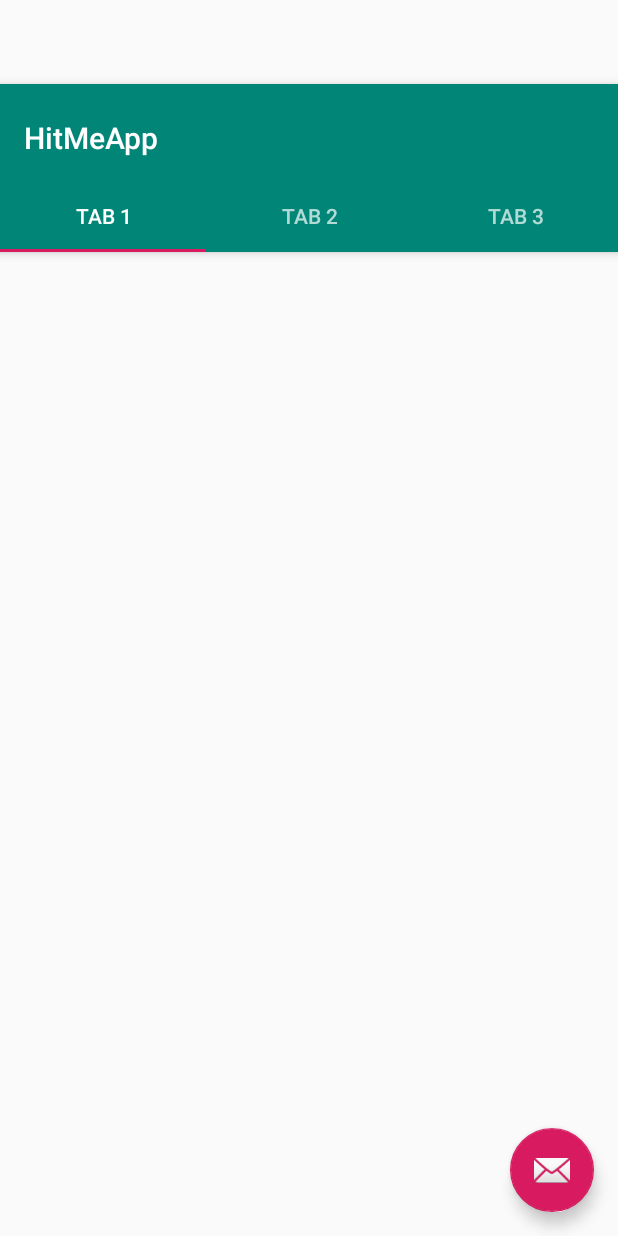
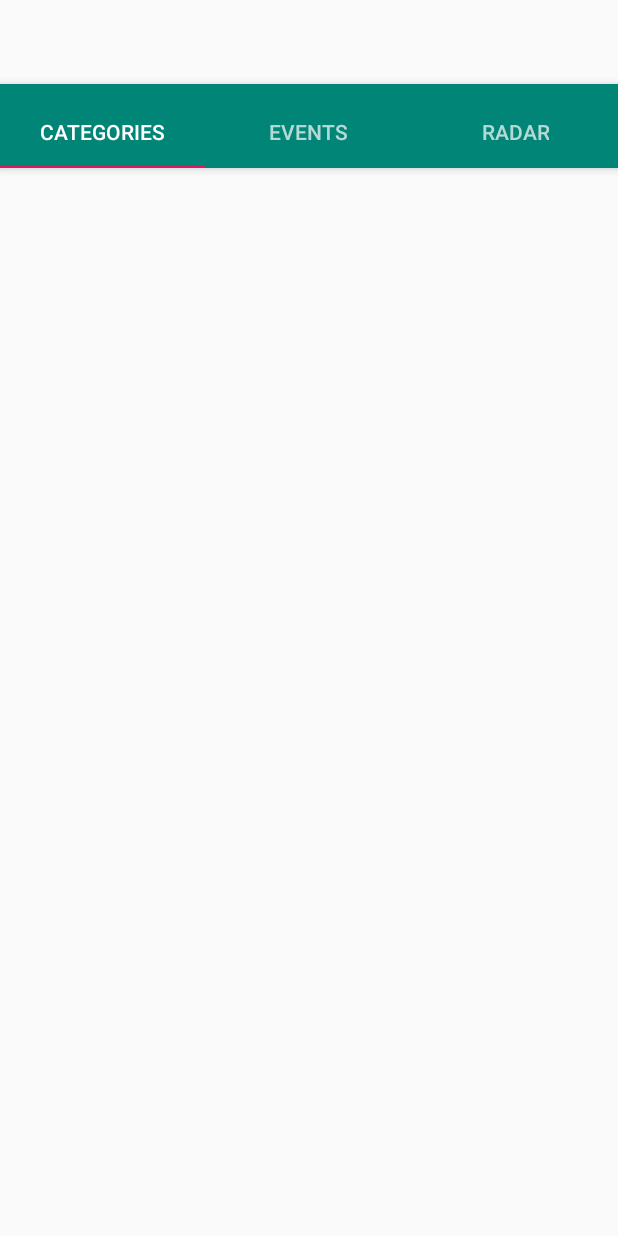
Before and after one commit to ferranramirez/hitmeapp-app, an Android app: the layout activity_main.xml on its own in the app's theme, with its tools: preview values and no code run, on a phone screen of 412 x 824 dp. Run offline under Robolectric (Android 15) with nearby library versions, the phone set to English and light mode, and no system bars.

```diff
--- a/app/build.gradle
+++ b/app/build.gradle
@@ -21,6 +21,7 @@ android {
 dependencies {
     implementation fileTree(dir: 'libs', include: ['*.jar'])
     implementation 'com.android.support:appcompat-v7:28.0.0'
+    implementation 'com.google.android.gms:play-services-maps:15.0.1'
     implementation 'com.android.support:design:28.0.0'
     implementation 'com.android.support.constraint:constraint-layout:1.1.3'
     testImplementation 'junit:junit:4.12'
--- a/app/src/main/res/layout/activity_main.xml
+++ b/app/src/main/res/layout/activity_main.xml
@@ -14,18 +14,6 @@
         android:layout_height="wrap_content"
         android:paddingTop="@dimen/appbar_padding_top"
         android:theme="@style/AppTheme.AppBarOverlay">
-
-        <android.support.v7.widget.Toolbar
-            android:id="@+id/toolbar"
-            android:layout_width="match_parent"
-            android:layout_height="?attr/actionBarSize"
-            android:layout_weight="1"
-            android:background="?attr/colorPrimary"
-            app:layout_scrollFlags="scroll|enterAlways"
-            app:popupTheme="@style/AppTheme.PopupOverlay"
-            app:title="@string/app_name">
-
-        </android.support.v7.widget.Toolbar>
 
         <android.support.design.widget.TabLayout
             android:id="@+id/tabs"
@@ -59,12 +47,4 @@
         android:layout_height="match_parent"
         app:layout_behavior="@string/appbar_scrolling_view_behavior" />
 
-    <android.support.design.widget.FloatingActionButton
-        android:id="@+id/fab"
-        android:layout_width="wrap_content"
-        android:layout_height="wrap_content"
-        android:layout_gravity="end|bottom"
-        android:layout_margin="@dimen/fab_margin"
-        app:srcCompat="@android:drawable/ic_dialog_email" />
-
 </android.support.design.widget.CoordinatorLayout>
--- a/app/src/main/res/mipmap-anydpi-v26/ic_launcher.xml
+++ /dev/null
@@ -1,5 +0,0 @@
-<?xml version="1.0" encoding="utf-8"?>
-<adaptive-icon xmlns:android="http://schemas.android.com/apk/res/android">
-    <background android:drawable="@drawable/ic_launcher_background" />
-    <foreground android:drawable="@drawable/ic_launcher_foreground" />
-</adaptive-icon>
--- a/app/src/main/res/values/strings.xml
+++ b/app/src/main/res/values/strings.xml
@@ -1,8 +1,8 @@
 <resources>
     <string name="app_name">HitMeApp</string>
-    <string name="tab_text_1">Tab 1</string>
-    <string name="tab_text_2">Tab 2</string>
-    <string name="tab_text_3">Tab 3</string>
+    <string name="tab_text_1">Categories</string>
+    <string name="tab_text_2">Events</string>
+    <string name="tab_text_3">Radar</string>
     <string name="action_settings">Settings</string>
     <string name="section_format">Hello World from section: %1$d</string>
 </resources>
```
Also changed, not shown: app/src/main/AndroidManifest.xml (+8 -3 lines), app/src/main/java/com/ferret/hitmeapp/MainActivity.java (+6 -24 lines), app/src/main/java/com/ferret/hitmeapp/RadarFragment.java (added, +51 -0 lines), app/src/main/res/drawable/ic_launcher.xml (added, +15 -0 lines), app/src/main/res/layout/activity_maps.xml (added, +9 -0 lines), app/src/main/res/layout/fragment_categories.xml (added, +8 -0 lines).
